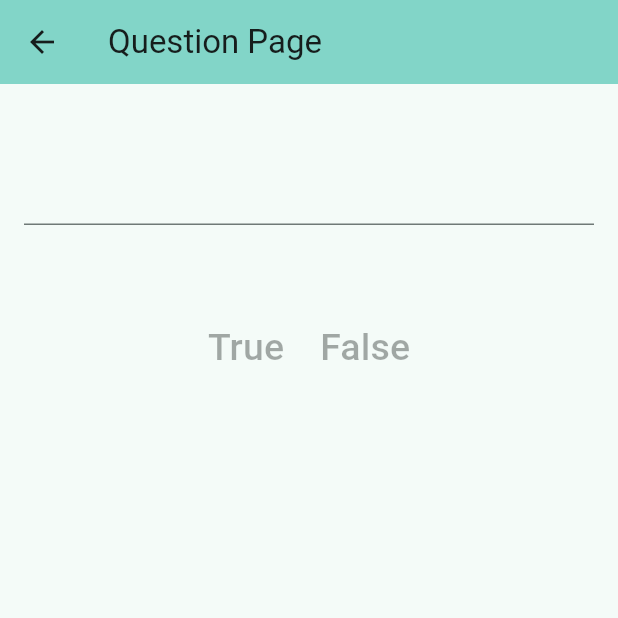
After one commit to PerilousBooklet/progetto-tcm, a Flutter app: the QuestionPage screen opened directly, on a phone screen of 412 x 824 dp, the top half of it. The commit adds this screen. Run offline on Flutter 3.47's test engine with Material 3 defaults, Android fonts, the phone set to English and light mode, and no system bars.

Commit message:
WIP 2: writing UI

```diff
--- /dev/null
+++ b/unibg_mobile_and_cloud_2024-main/mytedx/lib/pages/questionpage.dart
@@ -0,0 +1,71 @@
+import 'package:flutter/material.dart';
+
+class QuestionPage extends StatelessWidget {
+  const QuestionPage({super.key});
+
+  final String title = "Question Page";
+
+  @override
+  Widget build(BuildContext context) {
+    return Scaffold(
+      appBar: AppBar(
+        title: Text(title),
+        backgroundColor: Theme.of(context).colorScheme.inversePrimary,
+      ),
+      body: Center(
+        child: Padding(
+        padding: const EdgeInsets.only(top: 30.0),
+          child: Column(
+          children: [
+            // Input Text Field
+            Container(
+              //decoration: BoxDecoration(
+              //  border: Border.all(color: Colors.tealAccent, width: 1.0),
+              //),
+              child: const Padding(
+                padding: EdgeInsets.all(16),
+                child: SizedBox(
+                  width: 400.0,
+                  height: 80.0,
+                  child: TextField(
+                    maxLines: null,
+                    keyboardType: TextInputType.multiline,
+                  ),
+                ),
+              )
+            ),
+            // Choice Options
+            // TODO: creazione domanda, input field (bello grande, rettangolare), ci sono due tasti vero/falso (verde/rosso), di base il vero e' la risposta corretta, per cambiare il tasto corrisp. alla risposta si clicca (diventa verde e l'altro diventa rosso)
+            // TODO: risposta: due tasti (vero/falso)
+            // TODO: due bottoni, Salva e Elimina
+            const Center(
+              child: Padding(
+                padding: EdgeInsets.all(8),
+                child: Row(
+                  mainAxisSize: MainAxisSize.min,
+                  children: [
+                    TextButton(
+                      onPressed: null,
+                      child: Text(
+                        'True',
+                        style: TextStyle(fontSize: 25),
+                      ),
+                    ),
+                    TextButton(
+                      onPressed: null,
+                      child: Text(
+                        'False',
+                        style: TextStyle(fontSize: 25),
+                      ),
+                    )
+                  ],
+                ),
+              ),
+            ),
+          ],
+        ),
+        ),
+      ),
+    );
+  }
+}
--- /dev/null
+++ b/unibg_mobile_and_cloud_2024-main/mytedx/lib/tempp/main.dart
@@ -0,0 +1,148 @@
+import 'package:flutter/material.dart';
+import 'talk_repository.dart';
+import 'models/talk.dart';
+
+void main() => runApp(const MyApp());
+
+class MyApp extends StatelessWidget {
+  const MyApp({super.key});
+
+  // This widget is the root of your application.
+  @override
+  Widget build(BuildContext context) {
+    return MaterialApp(
+      title: 'MyTEDx',
+      theme: ThemeData(
+        primarySwatch: Colors.red,
+      ),
+      home: const MyHomePage(),
+    );
+  }
+}
+
+class MyHomePage extends StatefulWidget {
+  const MyHomePage({
+    super.key,
+    this.title = 'MyTEDx'
+  });
+
+  final String title;
+
+  @override
+  State<MyHomePage> createState() => _MyHomePageState();
+}
+
+class _MyHomePageState extends State<MyHomePage> {
+  final TextEditingController _controller = TextEditingController();
+  late Future<List<Talk>> _talks;
+  int page = 1;
+  bool init = true;
+
+  @override
+  void initState() {
+    super.initState();
+    _talks = initEmptyList();
+    init = true;
+  }
+
+  void _getTalksByTag() async {
+    setState(() {
+      init = false;
+      _talks = getTalksByTag(_controller.text, page);
+    });
+  }
+
+  @override
+  Widget build(BuildContext context) {
+    return MaterialApp(
+      title: 'My TedX App',
+      theme: ThemeData(
+        primarySwatch: Colors.red,
+      ),
+      home: Scaffold(
+        appBar: AppBar(
+          title: const Text('My TEDx App'),
+        ),
+        body: Container(
+          alignment: Alignment.center,
+          padding: const EdgeInsets.all(8.0),
+          child: (init)
+              ? Column(
+                  mainAxisAlignment: MainAxisAlignment.center,
+                  children: <Widget>[
+                    TextField(
+                      controller: _controller,
+                      decoration:
+                          const InputDecoration(hintText: 'Enter your favorite talk'),
+                    ),
+                    ElevatedButton(
+                      child: const Text('Search by tag'),
+                      onPressed: () {
+                        page = 1;
+                        _getTalksByTag();
+                      },
+                    ),
+                  ],
+                )
+              : FutureBuilder<List<Talk>>(
+                  future: _talks,
+                  builder: (context, snapshot) {
+                    if (snapshot.hasData) {
+                      return Scaffold(
+                          appBar: AppBar(
+                            title: Text("#${_controller.text}"),
+                          ),
+                          body: ListView.builder(
+                            itemCount: snapshot.data!.length,
+                            itemBuilder: (context, index) {
+                              return GestureDetector(
+                                child: ListTile(
+                                    subtitle:
+                                        Text(snapshot.data![index].mainSpeaker),
+                                    title: Text(snapshot.data![index].title)),
+                                onTap: () => ScaffoldMessenger.of(context).showSnackBar(
+                                    SnackBar(content: Text(snapshot.data![index].details))),
+                              );
+                            },
+                          ),
+                          floatingActionButtonLocation:
+                              FloatingActionButtonLocation.centerDocked,
+                          floatingActionButton: FloatingActionButton(
+                            child: const Icon(Icons.arrow_drop_down),
+                            onPressed: () {
+                              if (snapshot.data!.length >= 6) {
+                                page = page + 1;
+                                _getTalksByTag();
+                              }
+                            },
+                          ),
+                          bottomNavigationBar: BottomAppBar(
+                            child: Row(
+                              mainAxisSize: MainAxisSize.max,
+                              mainAxisAlignment: MainAxisAlignment.spaceBetween,
+                              children: <Widget>[
+                                IconButton(
+                                  icon: const Icon(Icons.home),
+                                  onPressed: () {
+                                    setState(() {
+                                      init = true;
+                                      page = 1;
+                                      _controller.text = "";
+                                    });
+                                  },
+                                )
+                              ],
+                            ),
+                          ));
+                    } else if (snapshot.hasError) {
+                      return Text("${snapshot.error}");
+                    }
+
+                    return const CircularProgressIndicator();
+                  },
+                ),
+        ),
+      ),
+    );
+  }
+}
```
Also changed, not shown: unibg_mobile_and_cloud_2024-main/mytedx/lib/main.dart (+123 -109 lines), unibg_mobile_and_cloud_2024-main/mytedx/lib/pages/answerpage.dart (added, +20 -0 lines), unibg_mobile_and_cloud_2024-main/mytedx/lib/pages/loginpage.dart (added, +51 -0 lines), unibg_mobile_and_cloud_2024-main/mytedx/lib/pages/talkpage.dart (renamed from unibg_mobile_and_cloud_2024-main/mytedx/lib/temp/pages/talk.dart, +6 -6 lines), unibg_mobile_and_cloud_2024-main/mytedx/lib/temp/main.dart (+2 -29 lines), unibg_mobile_and_cloud_2024-main/mytedx/lib/temp/pages/talkpage.dart (added, +40 -0 lines), 1 other file.
